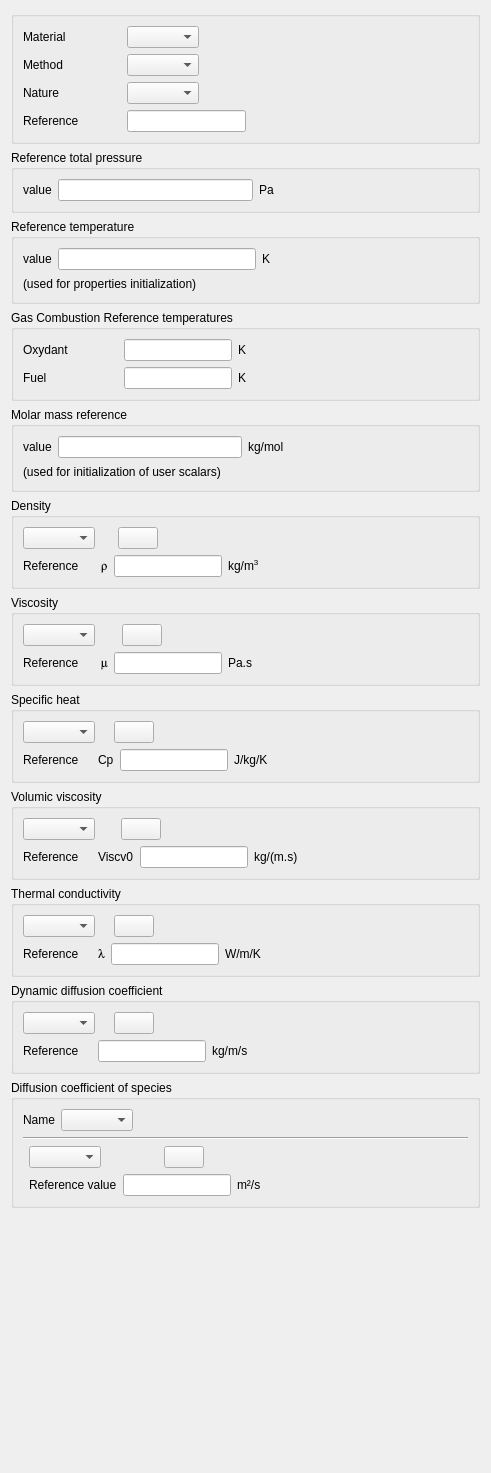
Above: gui/Pages/FluidCharacteristicsForm.ui from code-saturne/code_saturne before the change. Below: the same form after it.
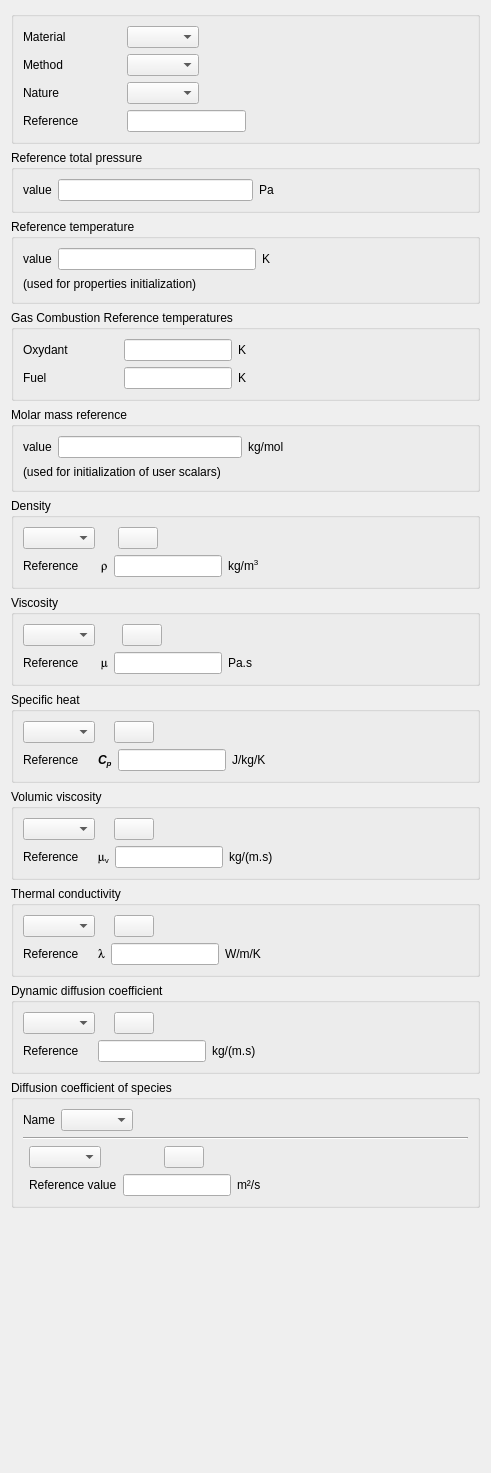
That is the form after the change. Icons and pictures are not drawn.

Commit message:
GUI: fix some labels with greek letters and hide specific heat if no thermal model is defined.
Cherry-picked commit 732462e on master.

What changed in the file:
```diff
--- a/gui/Pages/FluidCharacteristicsForm.ui
+++ b/gui/Pages/FluidCharacteristicsForm.ui
@@ -154,7 +154,7 @@
              <string>&lt;html&gt;&lt;head/&gt;&lt;body&gt;&lt;p&gt;&lt;span style=&quot; font-size:9pt;&quot;&gt;Define the dynamic diffusion coefficient in kg/m/s. Useful only with combustion.&lt;/span&gt;&lt;/p&gt;&lt;p&gt;&lt;span style=&quot; font-size:9pt;&quot;&gt;(Code_Saturne key word: &lt;/span&gt;&lt;span style=&quot; font-size:9pt; font-weight:600;&quot;&gt;DIFTL0&lt;/span&gt;&lt;span style=&quot; font-size:9pt;&quot;&gt;)&lt;/span&gt;&lt;/p&gt;&lt;/body&gt;&lt;/html&gt;</string>
             </property>
             <property name="text">
-             <string>kg/m/s</string>
+             <string>kg/(m.s)</string>
             </property>
            </widget>
           </item>
@@ -939,11 +939,18 @@
           </item>
           <item>
            <widget class="QLabel" name="labelVarCp">
+            <property name="font">
+             <font>
+              <weight>75</weight>
+              <italic>true</italic>
+              <bold>true</bold>
+             </font>
+            </property>
             <property name="toolTip">
              <string>&lt;html&gt;&lt;head/&gt;&lt;body&gt;&lt;p&gt;&lt;span style=&quot; font-size:9pt;&quot;&gt;Define the specific heat reference value in J/kg/K. If the specific heat is variable, this  value will be used for the initialization.&lt;/span&gt;&lt;/p&gt;&lt;p&gt;&lt;span style=&quot; font-size:9pt;&quot;&gt;(Code_Saturne key word: &lt;/span&gt;&lt;span style=&quot; font-size:9pt; font-weight:600;&quot;&gt;CP0&lt;/span&gt;&lt;span style=&quot; font-size:9pt;&quot;&gt;)&lt;/span&gt;&lt;/p&gt;&lt;/body&gt;&lt;/html&gt;</string>
             </property>
             <property name="text">
-             <string>Cp</string>
+             <string>&lt;html&gt;&lt;head/&gt;&lt;body&gt;&lt;p&gt;C&lt;span style=&quot; vertical-align:sub;&quot;&gt;p&lt;/span&gt;&lt;/p&gt;&lt;/body&gt;&lt;/html&gt;</string>
             </property>
            </widget>
           </item>
@@ -1113,11 +1120,16 @@
           </item>
           <item>
            <widget class="QLabel" name="labelVarViscv0">
+            <property name="font">
+             <font>
+              <family>Standard Symbols L</family>
+             </font>
+            </property>
             <property name="toolTip">
              <string>&lt;html&gt;&lt;head/&gt;&lt;body&gt;&lt;p&gt;&lt;span style=&quot; font-size:9pt;&quot;&gt;Define the volumic viscosity reference value in kg/(m/s). If the volumic viscosity is variable, this value will be used for the initialization.&lt;/span&gt;&lt;/p&gt;&lt;p&gt;&lt;span style=&quot; font-size:9pt;&quot;&gt;(Code_Saturne key word: &lt;/span&gt;&lt;span style=&quot; font-size:9pt; font-weight:600;&quot;&gt;VISCV0&lt;/span&gt;&lt;span style=&quot; font-size:9pt;&quot;&gt;)&lt;/span&gt;&lt;/p&gt;&lt;/body&gt;&lt;/html&gt;</string>
             </property>
             <property name="text">
-             <string>Viscv0</string>
+             <string>&lt;html&gt;&lt;head/&gt;&lt;body&gt;&lt;p&gt;m&lt;span style=&quot; vertical-align:sub;font-family:Cantarell;&quot;&gt;v&lt;/span&gt;&lt;/p&gt;&lt;/body&gt;&lt;/html&gt;</string>
             </property>
            </widget>
           </item>
```
Left out of the diff: 6 changed lines with no effect on the pictures. The commit also changes 1 other file.
